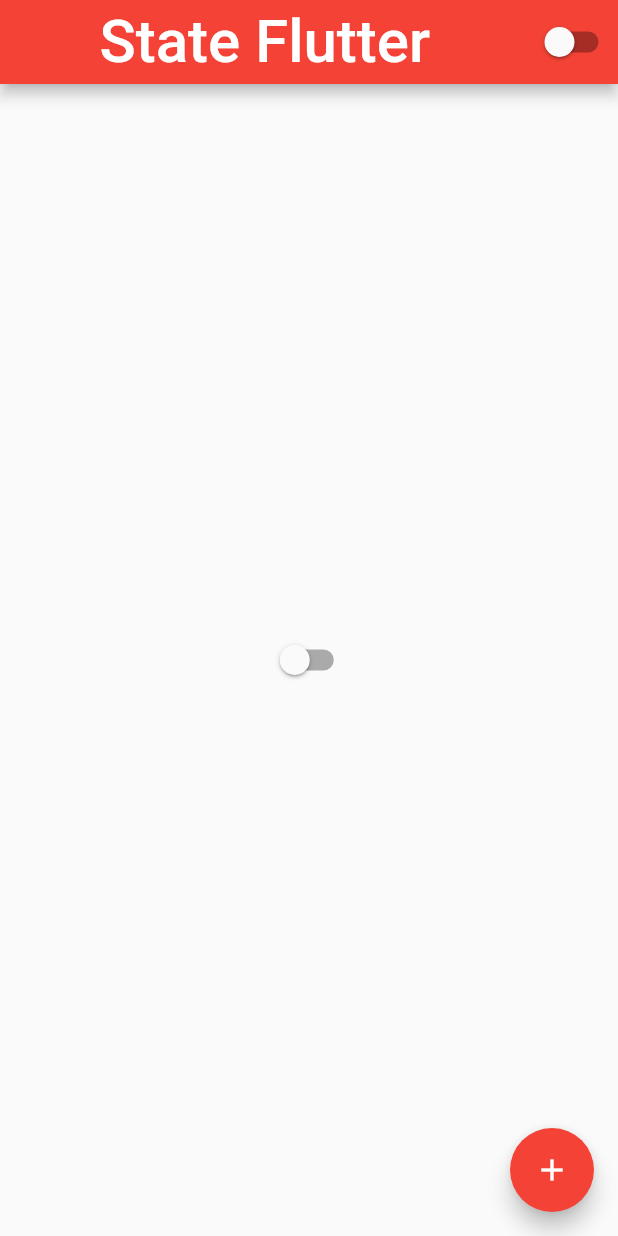
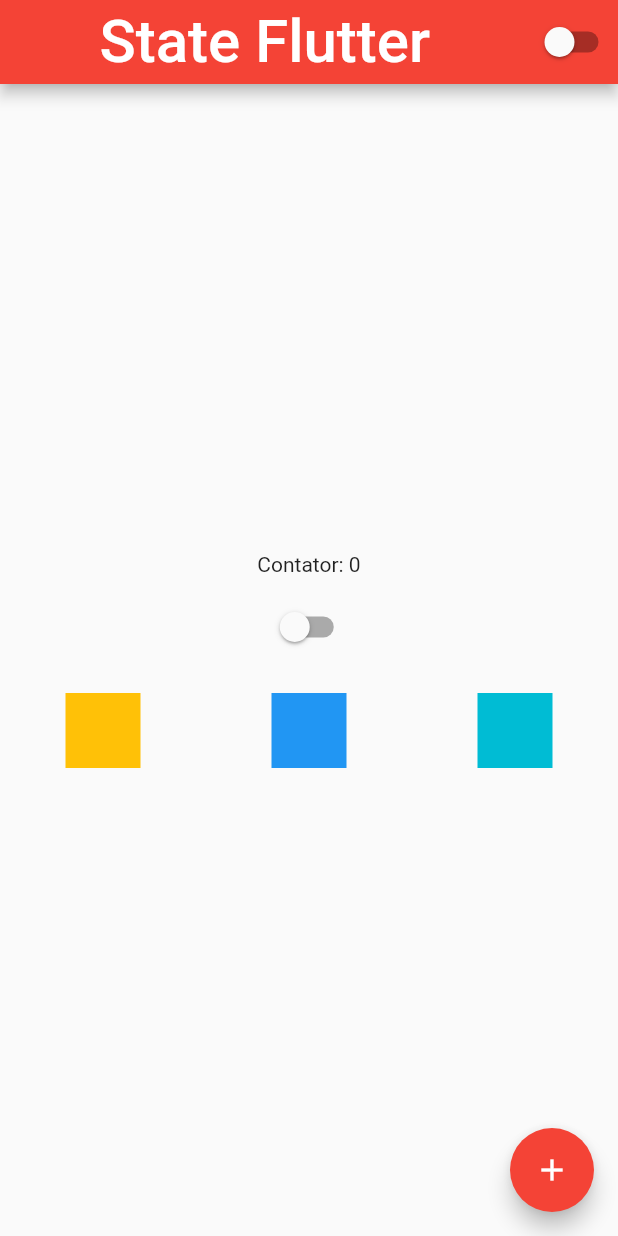
Before and after one commit to fabiano-teichmann/flutter, a Flutter app: the screen it shows after launch, on a phone screen of 412 x 824 dp. Run offline on Flutter 3.47's test engine with Material 2 defaults, Android fonts, the phone set to English and light mode, and no system bars.

Commit message:
Column and row

```diff
--- a/lib/state/home_page.dart
+++ b/lib/state/home_page.dart
@@ -22,7 +22,12 @@ class HomePageState extends State<HomePage> {
           )),
           actions: [CustomSwith()],
         ),
-        body: Center(child: CustomSwith()),
+        body: Container(
+          width: double.infinity,
+          height: double.infinity,
+          child: Center(
+              child: CustomCol(count)),
+        ),
         floatingActionButton: FloatingActionButton(
           onPressed: () {
             setState(() {
@@ -54,3 +59,45 @@ class CustomSwith extends StatelessWidget {
     );
   }
 }
+
+class CustomCol extends StatelessWidget {
+  var count;
+  CustomCol(this.count);
+
+  @override
+  Widget build(BuildContext context) {
+    return Column(
+      mainAxisAlignment: MainAxisAlignment.center,
+      //for children
+      crossAxisAlignment: CrossAxisAlignment.center,
+      children: [
+        Text('Contator: $count'),
+        Container(height: 10,),
+        CustomSwith(),
+        Container(height: 20,),
+        Row(
+          mainAxisAlignment: MainAxisAlignment.spaceAround,
+          crossAxisAlignment: CrossAxisAlignment.center,
+
+          children: [
+            Container(
+              width: 50,
+              height: 50,
+              color: Colors.amber,
+            ),
+            Container(
+              width: 50,
+              height: 50,
+              color: Colors.blue,
+            ),
+            Container(
+              width: 50,
+              height: 50,
+              color: Colors.cyan,
+            ),
+          ],
+        )
+      ],
+    );
+  }
+}
```
